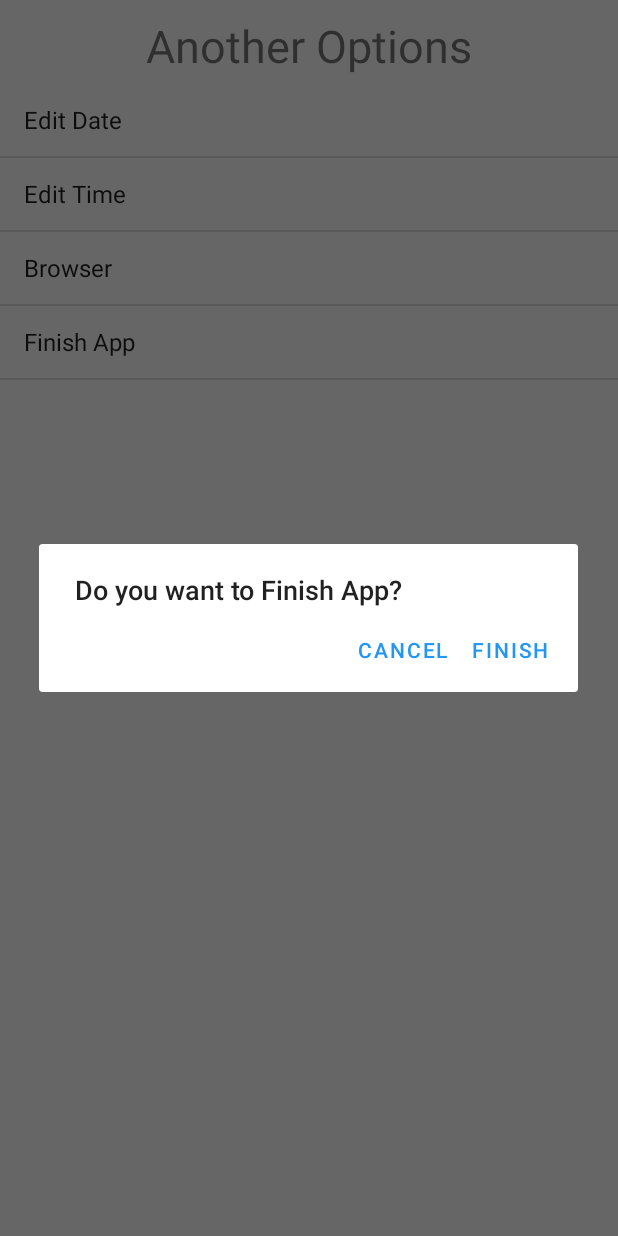
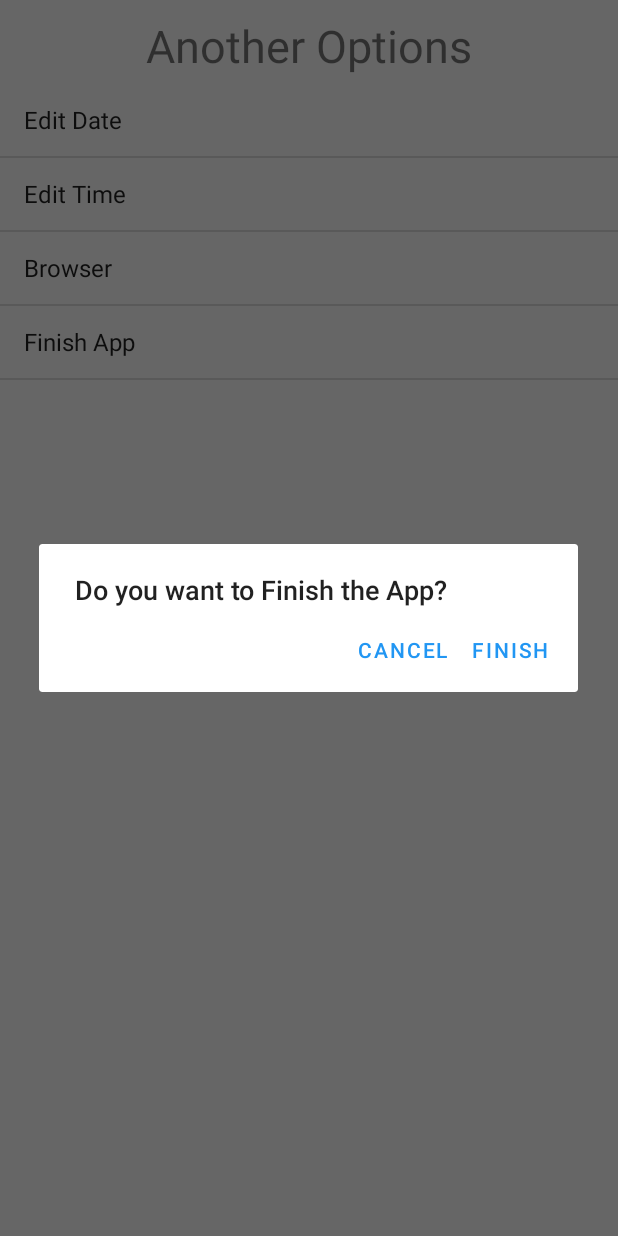
Before and after one commit to k12ms26/3-Tabs, an Android app: the SettingsActivity screen opened directly, with no data from a screen before it, after a tap on "Finish App", on a phone screen of 412 x 824 dp. Run offline under Robolectric (Android 15) with nearby library versions, the phone set to English and light mode, and no system bars.

Commit message:
Typo Correction

```diff
--- a/app/src/main/java/com/example/cs496_tabbed/SettingsActivity.kt
+++ b/app/src/main/java/com/example/cs496_tabbed/SettingsActivity.kt
@@ -84,7 +84,7 @@ class SettingsActivity : AppCompatActivity() {
     private fun showAlert() {
         if(listOfSet == listOfSet_eng){
             AlertDialog.Builder(this)
-                .setTitle("Do you want to Finish App?")
+                .setTitle("Do you want to Finish the App?")
                 .setPositiveButton("Finish") { dialogInterface: DialogInterface, i: Int ->
                     ActivityCompat.finishAffinity(this)
                     System.exit(0)
```
